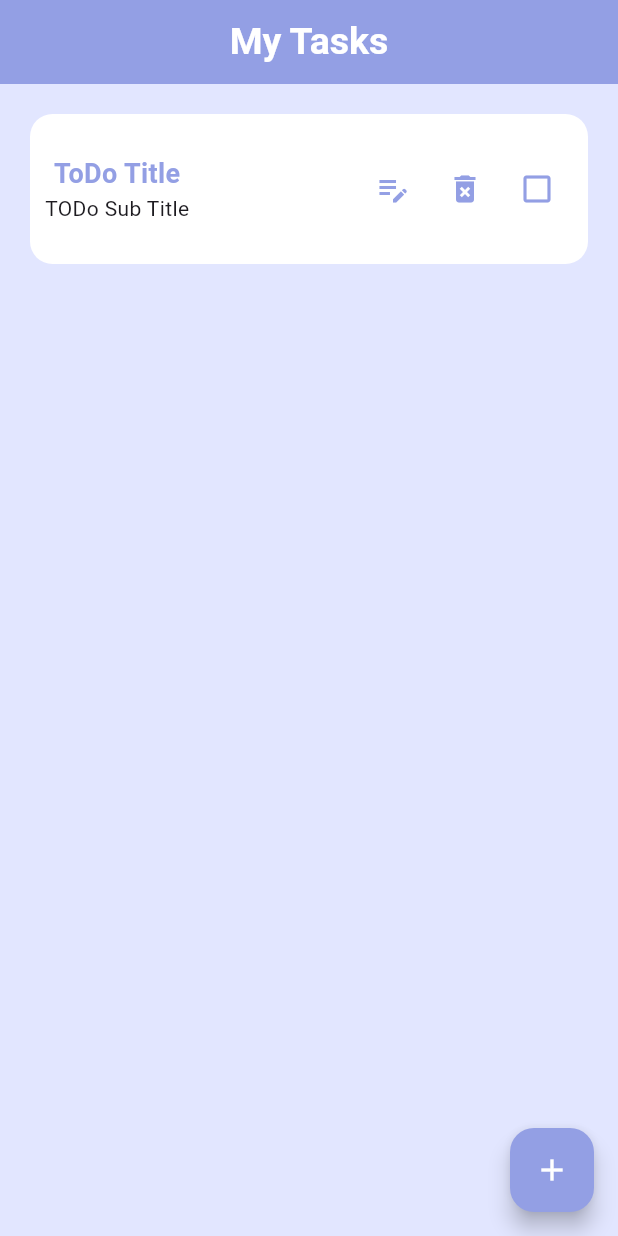
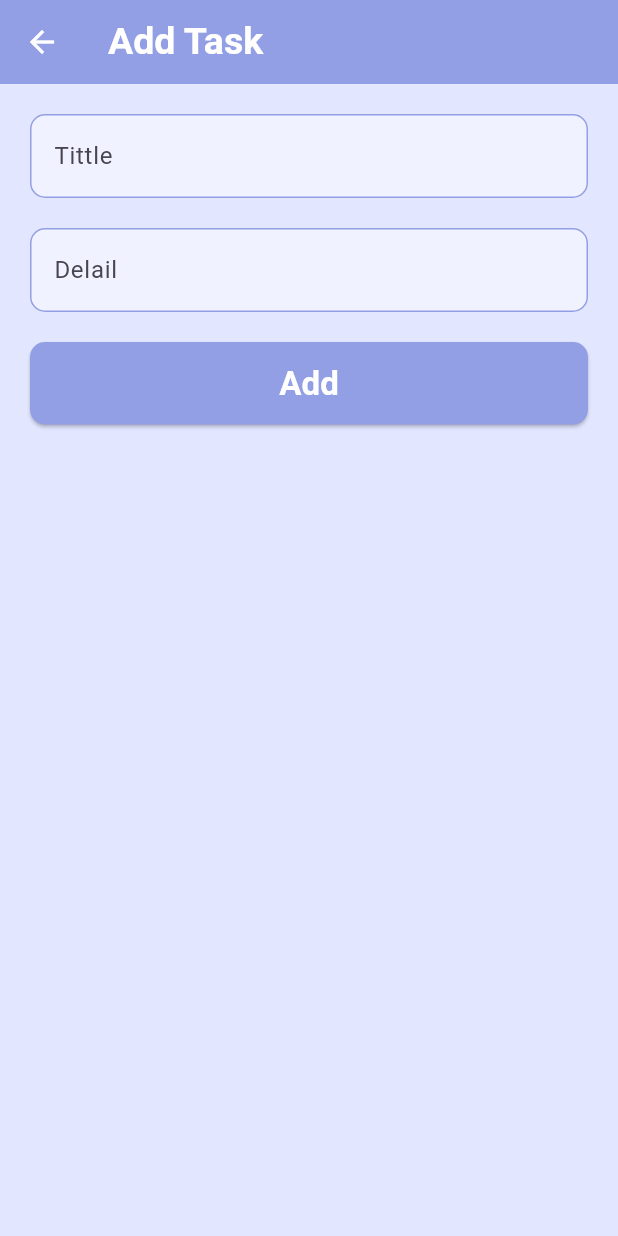
Before and after one commit to div-Ahmed-ElSaedy/To-Do, a Flutter app: the screen it shows after launch, after a tap on the "add" icon, on a phone screen of 412 x 824 dp. Run offline on Flutter 3.47's test engine with Material 3 defaults, Android fonts, the phone set to English and light mode, and no system bars.

Commit message:
Create Add Task view

```diff
--- /dev/null
+++ b/lib/views/Add_Task_view.dart
@@ -0,0 +1,66 @@
+// ignore_for_file: file_names
+
+import 'package:flutter/material.dart';
+import '../widgets/Add_Task_Field.dart';
+
+class AddTaskView extends StatelessWidget {
+  const AddTaskView({super.key});
+
+  @override
+  Widget build(BuildContext context) {
+    return Scaffold(
+      backgroundColor: const Color(0xFFE2E6FF),
+      appBar: AppBar(
+        iconTheme: const IconThemeData(
+          color: Colors.white,
+        ),
+        backgroundColor: const Color(0xFF939FE4),
+        title: const Text(
+          'Add Task',
+          style: TextStyle(
+            color: Colors.white,
+            fontSize: 25,
+            fontWeight: FontWeight.bold,
+          ),
+        ),
+      ),
+      body: ListView(
+        children: [
+          Padding(
+            padding: const EdgeInsets.all(20.0),
+            child: Column(
+              children: [
+                const AddTaskField(
+                  hintText: 'Tittle',
+                ),
+                const SizedBox(height: 20),
+                const AddTaskField(
+                  hintText: 'Delail',
+                ),
+                const SizedBox(height: 20),
+                ElevatedButton(
+                  onPressed: () {},
+                  style: ElevatedButton.styleFrom(
+                    backgroundColor: const Color(0xFF939FE4),
+                    shape: RoundedRectangleBorder(
+                      borderRadius: BorderRadius.circular(10),
+                    ),
+                    minimumSize: const Size(3000, 55),
+                  ),
+                  child: const Text(
+                    'Add',
+                    style: TextStyle(
+                      fontSize: 22,
+                      color: Colors.white,
+                      fontWeight: FontWeight.bold,
+                    ),
+                  ),
+                ),
+              ],
+            ),
+          ),
+        ],
+      ),
+    );
+  }
+}
--- a/lib/views/Home_view.dart
+++ b/lib/views/Home_view.dart
@@ -1,9 +1,8 @@
 // ignore_for_file: file_names
 
 import 'package:flutter/material.dart';
-import 'package:flutter/widgets.dart';
-
-import '../widgers/Container_ToDo.dart';
+import '../widgets/Container_ToDo.dart';
+import 'Add_Task_view.dart';
 
 class HomeView extends StatelessWidget {
   const HomeView({super.key});
@@ -41,7 +40,16 @@ class HomeView extends StatelessWidget {
         ],
       ),
       floatingActionButton: FloatingActionButton(
-        onPressed: () {},
+        onPressed: () {
+          Navigator.push(
+            context,
+            MaterialPageRoute(
+              builder: (context) {
+                return const AddTaskView();
+              },
+            ),
+          );
+        },
         backgroundColor: const Color(0xFF939FE4),
         child: const Icon(
           Icons.add,
--- /dev/null
+++ b/lib/widgets/Add_Task_Field.dart
@@ -0,0 +1,38 @@
+// ignore_for_file: file_names
+
+import 'package:flutter/material.dart';
+
+class AddTaskField extends StatelessWidget {
+  const AddTaskField({
+    super.key,
+    required this.hintText,
+  });
+  final String hintText;
+  @override
+  Widget build(BuildContext context) {
+    return TextField(
+      decoration: InputDecoration(
+        hintText: hintText,
+        filled: true,
+        fillColor: const Color(0x7BFFFFFF),
+        enabledBorder: const OutlineInputBorder(
+          borderRadius: BorderRadius.all(
+            Radius.circular(10),
+          ),
+          borderSide: BorderSide(
+            color: Color(0xFF939FE4),
+          ),
+        ),
+        focusedBorder: const OutlineInputBorder(
+          borderRadius: BorderRadius.all(
+            Radius.circular(10),
+          ),
+          borderSide: BorderSide(
+            color: Color(0xFF939FE4),
+            width: 2.5,
+          ),
+        ),
+      ),
+    );
+  }
+}
--- a/lib/widgers/Container_ToDo.dart
+++ b/lib/widgets/Container_ToDo.dart
@@ -38,7 +38,7 @@ class _ContainerToDoState extends State<ContainerToDo> {
               mainAxisAlignment: MainAxisAlignment.center,
               children: [
                 Text(
-                  textAlign: TextAlign.left,
+                  textAlign: TextAlign.start,
                   widget.title,
                   maxLines: 1,
                   style: const TextStyle(
@@ -49,7 +49,7 @@ class _ContainerToDoState extends State<ContainerToDo> {
                 ),
                 Text(
                   widget.subTitle,
-                  textAlign: TextAlign.left,
+                  textAlign: TextAlign.start,
                 ),
               ],
             ),
```
